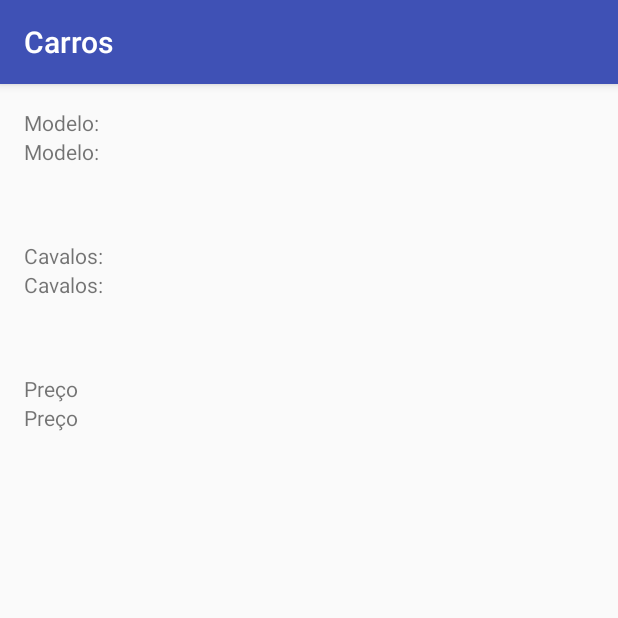
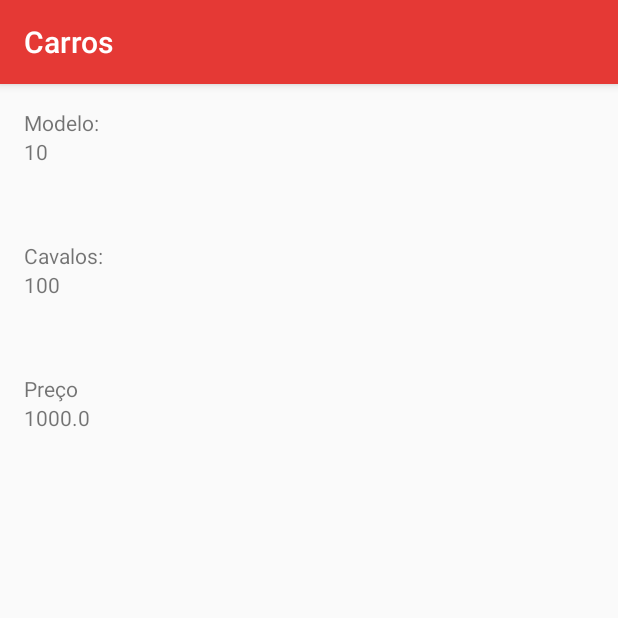
Before and after one commit to Ivan77/Carros, an Android app: the screen it shows after launch (DetailsActivity), after a tap on "10", on a phone screen of 412 x 824 dp, the top half of it. Run offline under Robolectric (Android 15) with nearby library versions, the phone set to English and light mode, and no system bars.

Commit message:
Carregado detalhes e adicionado cor ao aplicativo

```diff
--- a/app/src/main/java/br/com/ivansivel/carros/data/CarMock.java
+++ b/app/src/main/java/br/com/ivansivel/carros/data/CarMock.java
@@ -13,7 +13,7 @@ public class CarMock {
         this.mListCars = new ArrayList<>();
 
         for(int i=0; i <= 100; i++) {
-            this.mListCars.add(new Car(i, String.valueOf(i), i + 10, Double.valueOf(i * 100)));
+            this.mListCars.add(new Car(i, String.valueOf(i), i * 10, Double.valueOf(i * 100)));
         }
     }
 
--- a/app/src/main/java/br/com/ivansivel/carros/views/DetailsActivity.java
+++ b/app/src/main/java/br/com/ivansivel/carros/views/DetailsActivity.java
@@ -2,14 +2,53 @@ package br.com.ivansivel.carros.views;
 
 import android.support.v7.app.AppCompatActivity;
 import android.os.Bundle;
+import android.support.v7.widget.RecyclerView;
+import android.widget.TextView;
 
 import br.com.ivansivel.carros.R;
+import br.com.ivansivel.carros.constants.CarrosConstants;
+import br.com.ivansivel.carros.data.CarMock;
+import br.com.ivansivel.carros.entities.Car;
 
 public class DetailsActivity extends AppCompatActivity {
+
+    private ViewHolder mViewHolder = new ViewHolder();
+    private CarMock mCarMock;
+    private Car mCar;
 
     @Override
     protected void onCreate(Bundle savedInstanceState) {
         super.onCreate(savedInstanceState);
         setContentView(R.layout.activity_details);
+
+        this.mCarMock = new CarMock();
+
+        this.mViewHolder.textModel = findViewById(R.id.text_model);
+        this.mViewHolder.textHorsePower = findViewById(R.id.text_horse_power);
+        this.mViewHolder.textPrice = findViewById(R.id.text_price);
+
+
+        this.getDataFromActivity();
+
+        this.setData();
+    }
+
+    private void setData() {
+        this.mViewHolder.textModel.setText(this.mCar.model);
+        this.mViewHolder.textHorsePower.setText(String.valueOf(this.mCar.horsePower));
+        this.mViewHolder.textPrice.setText(String.valueOf(this.mCar.price));
+    }
+
+    private void getDataFromActivity() {
+        Bundle extras = getIntent().getExtras();
+        if(extras != null) {
+            this.mCar = this.mCarMock.get(extras.getInt(CarrosConstants.CARRO_ID));
+        }
+    }
+
+    private static class ViewHolder {
+        TextView textModel;
+        TextView textHorsePower;
+        TextView textPrice;
     }
 }
--- a/app/src/main/res/values/colors.xml
+++ b/app/src/main/res/values/colors.xml
@@ -1,6 +1,6 @@
 <?xml version="1.0" encoding="utf-8"?>
 <resources>
-    <color name="colorPrimary">#3F51B5</color>
-    <color name="colorPrimaryDark">#303F9F</color>
-    <color name="colorAccent">#FF4081</color>
+    <color name="colorPrimary">#e53935</color>
+    <color name="colorPrimaryDark">#871c1c</color>
+    <color name="colorAccent">#38a2ff</color>
 </resources>
```
